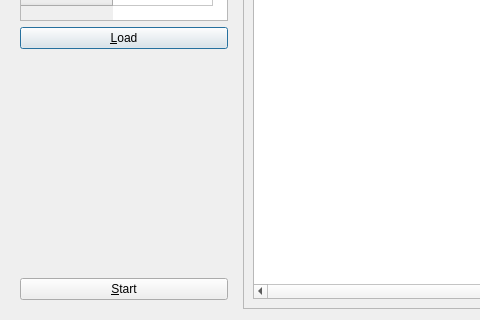
Before: the Qt Designer form pbd_qtmaindialog.ui in richelbilderbeek/pbdmms, drawn with Qt 5; both pictures show x 0 to 480 and y 243 to 563 of the 769 by 563 pixel window.
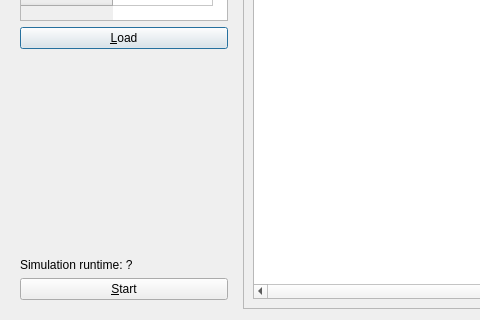
After: the same form once the commit is applied.

```diff
--- a/pbd_qtmaindialog.ui
+++ b/pbd_qtmaindialog.ui
@@ -125,6 +125,13 @@
         </property>
        </spacer>
       </item>
+      <item>
+       <widget class="QLabel" name="label_sim_runtime">
+        <property name="text">
+         <string>Simulation runtime: ?</string>
+        </property>
+       </widget>
+      </item>
       <item>
        <widget class="QPushButton" name="start">
         <property name="text">
```
Left out of the diff: 4 changed lines with no effect on the pictures.
